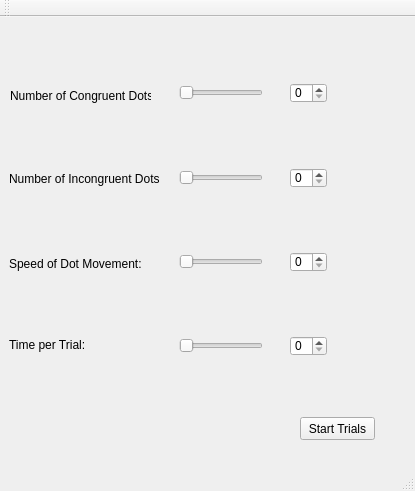
The window that mainwindow.ui (vrsivananda/PIC10C_-FinalProject) describes before a commit, drawn with Qt 5.
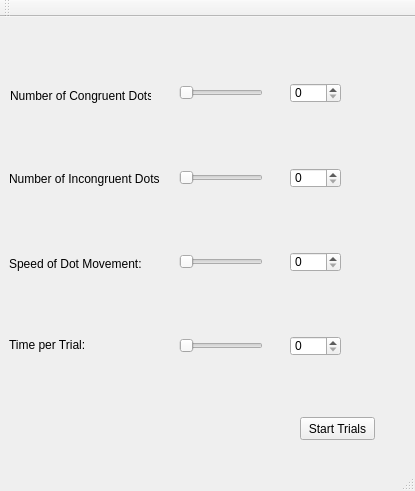
The same window after the commit.

Commit message: Randomized direction of congruent dots. Fixed randomization of incongruent dots.

```diff
--- a/mainwindow.ui
+++ b/mainwindow.ui
@@ -32,7 +32,7 @@
      <rect>
       <x>290</x>
       <y>66</y>
-      <width>37</width>
+      <width>51</width>
       <height>20</height>
      </rect>
     </property>
@@ -68,7 +68,7 @@
      <rect>
       <x>290</x>
       <y>151</y>
-      <width>37</width>
+      <width>51</width>
       <height>20</height>
      </rect>
     </property>
@@ -104,7 +104,7 @@
      <rect>
       <x>290</x>
       <y>235</y>
-      <width>37</width>
+      <width>51</width>
       <height>20</height>
      </rect>
     </property>
@@ -140,7 +140,7 @@
      <rect>
       <x>290</x>
       <y>319</y>
-      <width>37</width>
+      <width>51</width>
       <height>20</height>
      </rect>
     </property>
```
The commit also changes 1 other file.
